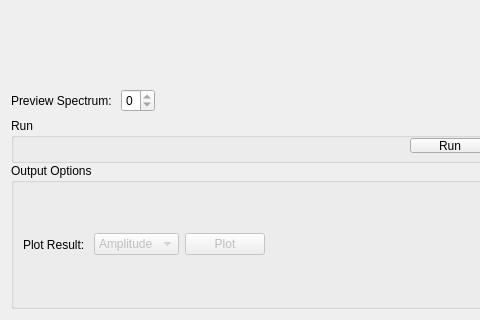
First picture: the form in qt/scientific_interfaces/Indirect/Quasi.ui, repository mantidproject/mantid, before the edit; both pictures show x 0 to 480 and y 280 to 600 of the 900 by 600 pixel window.
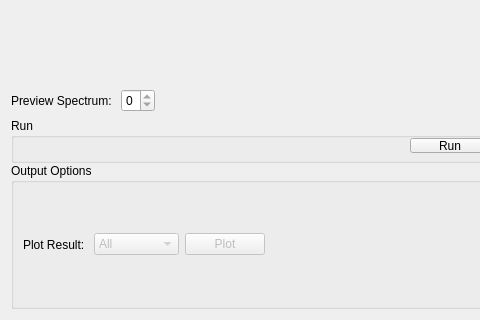
Second picture: the form after the edit. Custom widgets are drawn as their Qt base class.

Commit message: Refs #23829. Remove Fit from plot options

Patch:
```diff
--- a/qt/scientific_interfaces/Indirect/Quasi.ui
+++ b/qt/scientific_interfaces/Indirect/Quasi.ui
@@ -424,6 +424,11 @@
                <height>0</height>
               </size>
              </property>
+             <item>
+              <property name="text">
+               <string>All</string>
+              </property>
+             </item>
              <item>
               <property name="text">
                <string>Amplitude</string>
```
Left out of the diff: 10 changed lines with no effect on the pictures. The commit also changes 1 other file.
